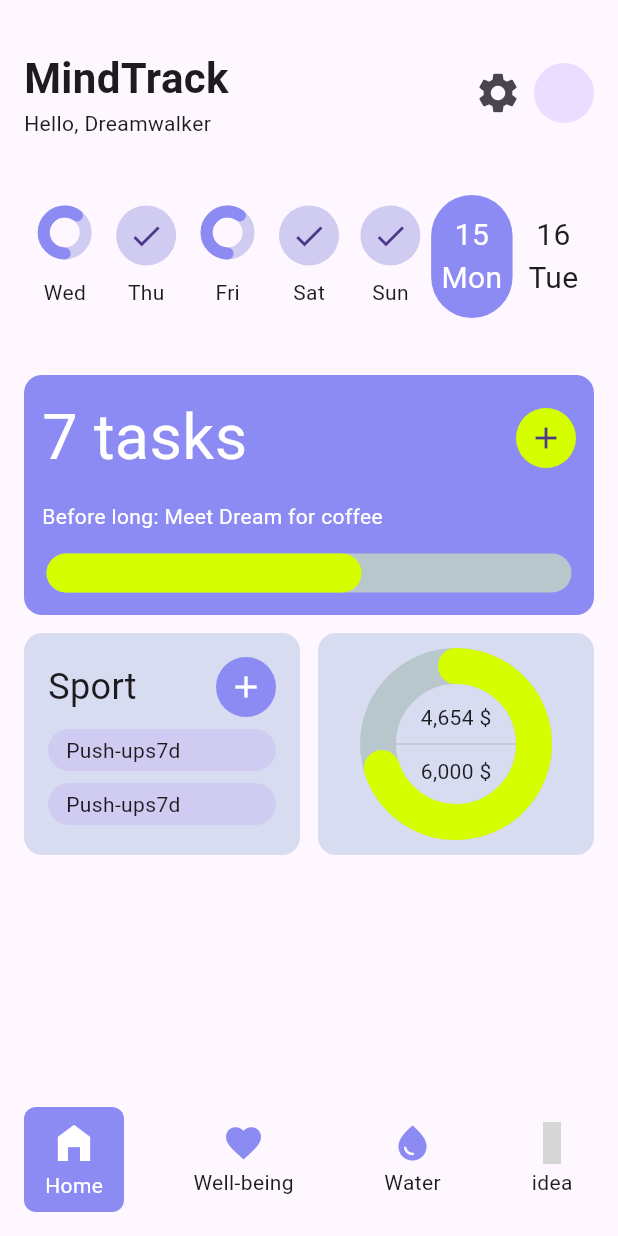
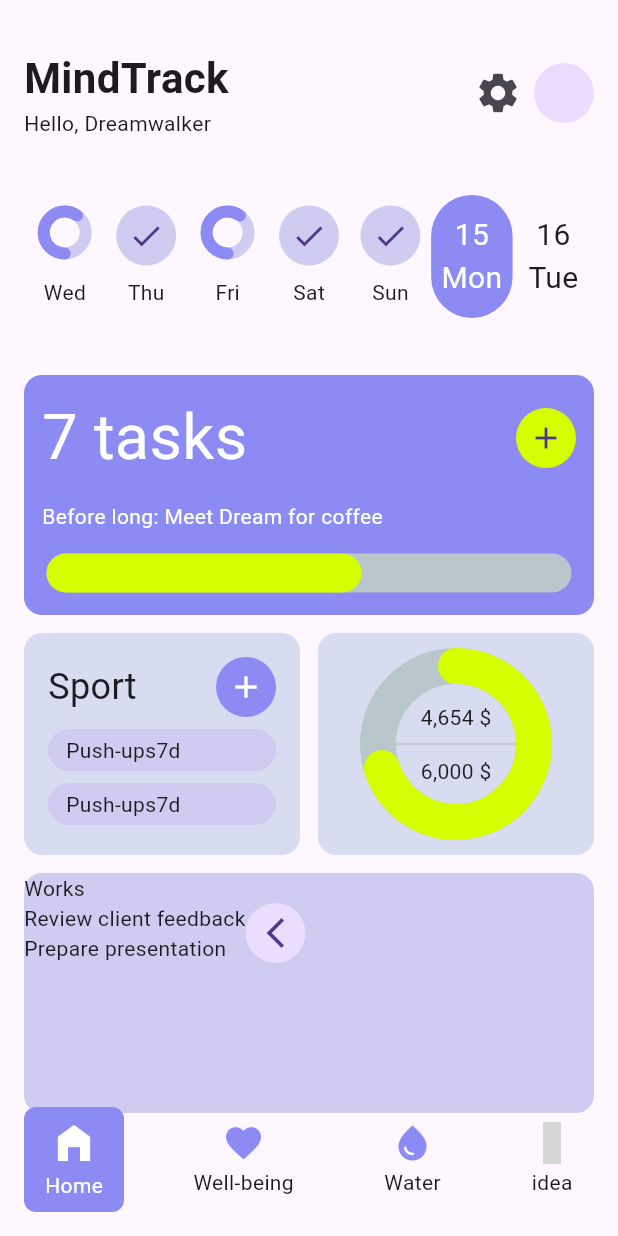
Before and after one commit to JAICHANGPARK/flutter_notebook_chapter_43, a Flutter app: the HabitJournalMainScreen screen opened directly, on a phone screen of 412 x 824 dp. Run offline on Flutter 3.47's test engine with Material 3 defaults, Android fonts, the phone set to English and light mode, and no system bars; drawn by our look-alikes of percent_indicator; our stand-ins replace gap, hugeicons; grey boxes are pictures that could not be loaded.

Commit message:
Update habit_journal_home_screen.dart

```diff
--- a/lib/ep2173_habit_journal_app/ui/home/habit_journal_home_screen.dart
+++ b/lib/ep2173_habit_journal_app/ui/home/habit_journal_home_screen.dart
@@ -352,7 +352,21 @@ class _HabitJournalHomeScreenState extends State<HabitJournalHomeScreen> {
               child: Column(
                 crossAxisAlignment: CrossAxisAlignment.start,
                 children: [
-
+                  Text(
+                    "Works",
+                  ),
+                  Row(
+                    children: [
+                      Text(
+                        "Review client feedback\nPrepare presentation",
+                      ),
+                      CircleAvatar(
+                        child: Icon(
+                          Icons.arrow_back_ios_new_sharp,
+                        ),
+                      )
+                    ],
+                  )
                 ],
               ),
             ),
```
